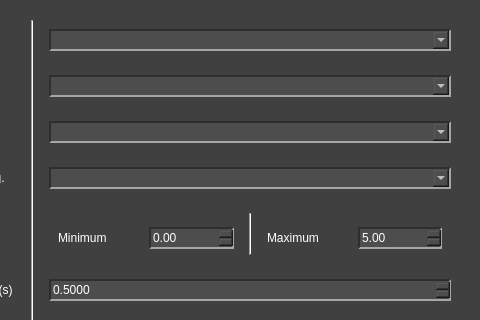
Before: the Qt Designer form pydaq/uis/PyDAQ_step_response_NIDAQ_widget.ui in samirmartins/pydaq, drawn with Qt 5; both pictures show x 102 to 582 and y 0 to 320 of the 582 by 605 pixel window.
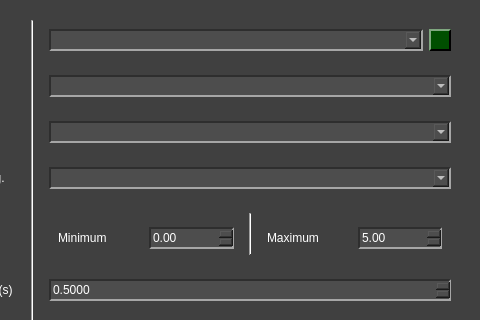
After: the same form once the commit is applied. Icons and pictures are not drawn.

Commit message: Reload devices on NIDAQ tabs

```diff
--- a/pydaq/uis/PyDAQ_step_response_NIDAQ_widget.ui
+++ b/pydaq/uis/PyDAQ_step_response_NIDAQ_widget.ui
@@ -165,6 +165,30 @@
 
 QRadioButton::indicator::pressed{
 	border: 1.5px solid #505050
+}
+
+QPushButton#reload_devices{
+	image: url(:/imgs/imgs/reload.png);
+	width: 11px;
+	background-color: rgb(0, 79, 0);
+
+	border-top: 1.5px solid rgb(127, 167, 127);
+	border-left: 1.5px solid rgb(127, 167, 127);
+
+	border-bottom: 1.5px solid rgb(0, 0, 0);
+	border-right: 1.5px solid rgb(0, 0, 0);
+
+	
+	font: 12pt &quot;Helvetica&quot;;
+	text-align:center;
+}
+
+QPushButton#reload_devices:hover{
+	background-color: rgb(0, 50, 0);
+}
+
+QPushButton#reload_devices:pressed{
+	border: 2px solid rgb(255, 255, 255);
 }</string>
   </property>
   <layout class="QGridLayout" name="gridLayout_12">
@@ -209,6 +233,25 @@
            </property>
           </widget>
          </item>
+         <item row="0" column="1">
+          <widget class="QPushButton" name="reload_devices">
+           <property name="minimumSize">
+            <size>
+             <width>22</width>
+             <height>22</height>
+            </size>
+           </property>
+           <property name="maximumSize">
+            <size>
+             <width>22</width>
+             <height>22</height>
+            </size>
+           </property>
+           <property name="text">
+            <string/>
+           </property>
+          </widget>
+         </item>
         </layout>
        </widget>
       </item>
```
Left out of the diff: 2 changed lines with no effect on the pictures. The commit also changes 9 other files.
